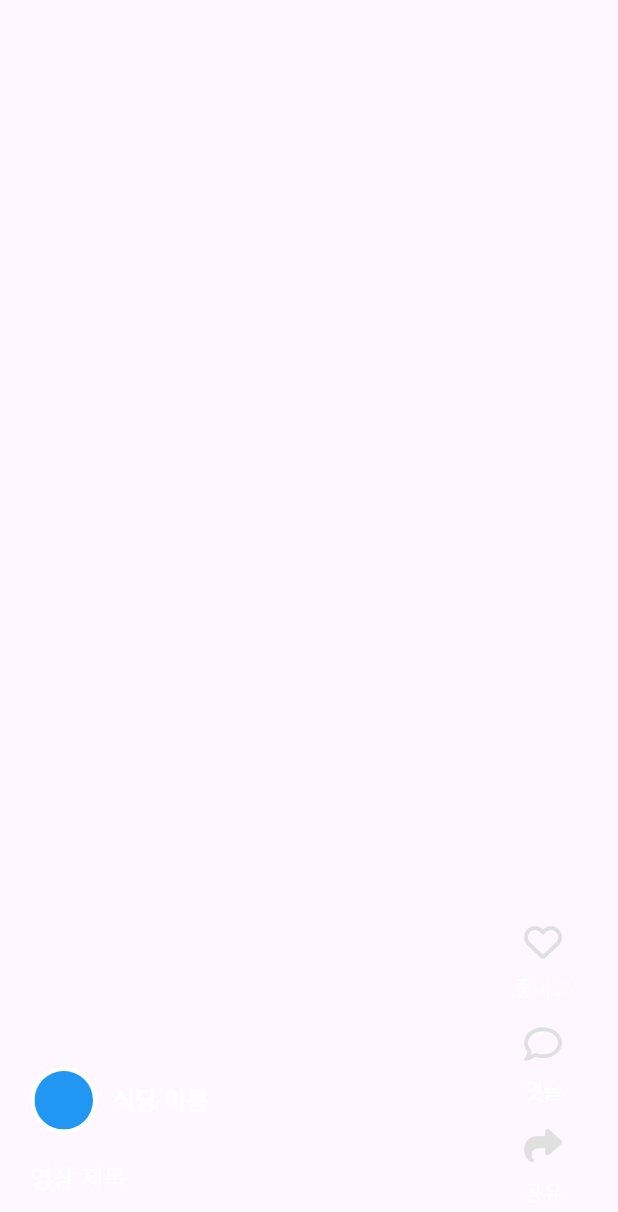
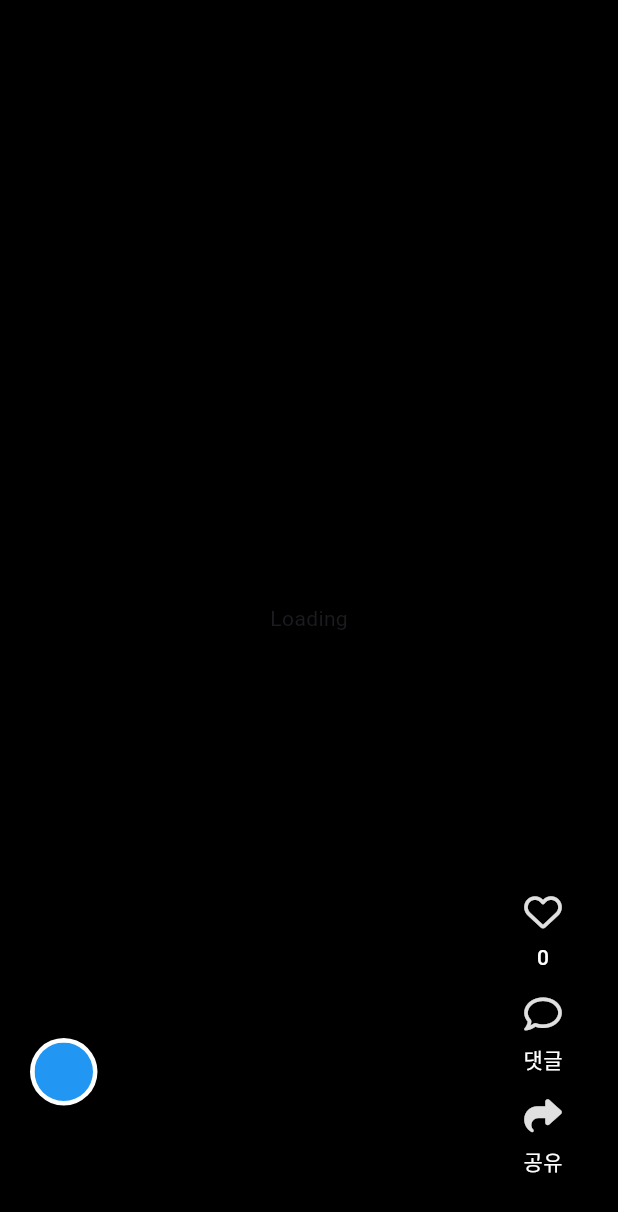
Before and after one commit to snackads/SnackAds, a Flutter app: what videoScreen() shows on an empty page, opened directly, on a phone screen of 412 x 824 dp. Shown: the top 1212 px of the screen. Run offline on Flutter 3.47's test engine with Material 3 defaults, Android fonts, the phone set to English and light mode, and no system bars; our stand-ins replace cloud_firestore, firebase_auth, firebase_core, font_awesome_flutter, go_router, google_sign_in and 1 more; accounts and stored records are empty.

Commit message:
[Feat] Short Video 불러오기 기능 추가

```diff
--- a/lib/main.dart
+++ b/lib/main.dart
@@ -2,6 +2,7 @@ import 'package:flutter/material.dart';
 import 'package:firebase_core/firebase_core.dart';
 import 'package:provider/provider.dart';
 import 'package:snack_ads/app.dart';
+import 'package:snack_ads/controller/feed_controller.dart';
 import 'controller/authentication_controller.dart';
 import 'controller/bottom_navigation_controller.dart';
 import 'firebase_options.dart';
@@ -19,6 +20,7 @@ Future<void> main() async {
         ChangeNotifierProvider(create: (context) => AuthenticationController()),
         ChangeNotifierProvider(
             create: (context) => BottomNavigationController()),
+        ChangeNotifierProvider(create: (context) => FeedController()),
       ],
       builder: ((context, child) => const App()),
     ),
--- a/lib/view/feed/feed_buttons.dart
+++ b/lib/view/feed/feed_buttons.dart
@@ -2,7 +2,8 @@ import 'package:flutter/material.dart';
 import 'package:font_awesome_flutter/font_awesome_flutter.dart';
 
 class FeedButtons extends StatelessWidget {
-  const FeedButtons({super.key});
+  final int likes;
+  const FeedButtons({super.key, required this.likes});
 
   @override
   Widget build(BuildContext context) {
@@ -12,7 +13,7 @@ class FeedButtons extends StatelessWidget {
         mainAxisSize: MainAxisSize.min,
         children: [
           //  like
-          buttonDesign('좋아요', FontAwesomeIcons.heart),
+          buttonDesign(numOfLikes(likes), FontAwesomeIcons.heart),
           //  comments
           buttonDesign('댓글', FontAwesomeIcons.comment),
           //  share
@@ -29,17 +30,32 @@ class FeedButtons extends StatelessWidget {
         children: [
           Icon(icon, size: 25, color: Colors.grey[300]),
           Padding(
-            padding: const EdgeInsets.only(top: 8),
+            padding: const EdgeInsets.only(top: 8, left: 20, right: 20),
             child: Text(
               title,
+              overflow: TextOverflow.ellipsis,
+              maxLines: 1,
               style: const TextStyle(
-                  color: Colors.white,
-                  fontWeight: FontWeight.w500,
-                  fontSize: 14),
+                color: Colors.white,
+                fontWeight: FontWeight.w500,
+                fontSize: 14,
+              ),
             ),
           ),
         ],
       ),
     );
   }
+
+  String numOfLikes(int likes) {
+    if (likes >= 1000000000) {
+      return '${likes ~/ 1000000000}B';
+    } else if (likes >= 1000000) {
+      return '${likes ~/ 1000000}M';
+    } else if (likes >= 1000) {
+      return '${likes ~/ 1000}k';
+    } else {
+      return likes.toString();
+    }
+  }
 }
--- a/lib/view/feed/feed_description.dart
+++ b/lib/view/feed/feed_description.dart
@@ -1,15 +1,18 @@
-import 'package:flutter/cupertino.dart';
 import 'package:flutter/material.dart';
-import 'package:flutter/widgets.dart';
 
 class FeedDescription extends StatelessWidget {
-  const FeedDescription({super.key});
+  final String videoRestaurantName;
+  final String videoDescription;
+  const FeedDescription(
+      {super.key,
+      required this.videoRestaurantName,
+      required this.videoDescription});
 
   @override
   Widget build(BuildContext context) {
     return Expanded(
       child: Container(
-        height: 120.0,
+        height: 150,
         padding: const EdgeInsets.only(left: 20.0),
         child: Column(
           mainAxisSize: MainAxisSize.min,
@@ -17,6 +20,7 @@ class FeedDescription extends StatelessWidget {
           crossAxisAlignment: CrossAxisAlignment.start,
           children: <Widget>[
             Row(
+              mainAxisSize: MainAxisSize.max,
               children: [
                 Container(
                   margin: const EdgeInsets.symmetric(vertical: 10.0),
@@ -39,23 +43,32 @@ class FeedDescription extends StatelessWidget {
                 const SizedBox(
                   width: 10,
                 ),
-                const Text(
-                  '식당 이름',
-                  style: TextStyle(
-                      fontSize: 16,
-                      color: Colors.white,
-                      fontWeight: FontWeight.bold),
+                SizedBox(
+                  width: MediaQuery.of(context).size.width * 0.5,
+                  child: Text(
+                    videoRestaurantName,
+                    overflow: TextOverflow.ellipsis,
+                    maxLines: 1,
+                    style: const TextStyle(
+                        fontSize: 14,
+                        color: Colors.white,
+                        fontWeight: FontWeight.bold),
+                  ),
                 ),
               ],
             ),
             const SizedBox(
               height: 7,
             ),
-            const Text(
-              '영상 제목',
-              style: TextStyle(
-                fontSize: 16,
-                color: Colors.white,
+            SizedBox(
+              child: Text(
+                videoDescription,
+                overflow: TextOverflow.ellipsis,
+                maxLines: 2,
+                style: const TextStyle(
+                  fontSize: 16,
+                  color: Colors.white,
+                ),
               ),
             ),
             const SizedBox(
--- a/lib/view/feed/feed_view.dart
+++ b/lib/view/feed/feed_view.dart
@@ -1,11 +1,13 @@
-import 'dart:math';
-
 import 'package:flutter/material.dart';
+import 'package:snack_ads/controller/feed_controller.dart';
+import 'package:snack_ads/model/shortform.dart';
 import 'package:snack_ads/view/feed/feed_buttons.dart';
 import 'package:snack_ads/view/feed/feed_description.dart';
+import 'package:video_player/video_player.dart';
 
 class FeedView extends StatefulWidget {
-  const FeedView({super.key});
+  final FeedController feedProvider;
+  const FeedView({super.key, required this.feedProvider});
 
   @override
   State<FeedView> createState() => _FeedViewState();
@@ -13,61 +15,104 @@ class FeedView extends StatefulWidget {
 
 class _FeedViewState extends State<FeedView> {
   @override
+  void initState() {
+    widget.feedProvider.loadVideoController(0);
+    widget.feedProvider.loadVideoController(1);
+
+    super.initState();
+  }
+
+  @override
+  void dispose() {
+    widget.feedProvider.controller?.dispose();
+    super.dispose();
+  }
+
+  @override
   Widget build(BuildContext context) {
     return Scaffold(
       backgroundColor: Colors.black,
       body: RefreshIndicator(
         //  TODO: 새로고침시 새로운 영상 불러오기 추가
-        onRefresh: () async {},
+        onRefresh: () async {
+          widget.feedProvider.loadVideos();
+        },
         color: Colors.black,
-        child: feedScreen(),
+        child: feedScreen(widget.feedProvider),
       ),
     );
   }
 }
 
-Widget feedScreen() {
+Widget feedScreen(FeedController feedProvider) {
   return PageView.builder(
     controller: PageController(
       initialPage: 0,
       viewportFraction: 1,
     ),
-    //  TODO: feed Model을 담은 영상 목록의 길이
-    itemCount: 3,
+    itemCount: feedProvider.videoList.length,
     scrollDirection: Axis.vertical,
     onPageChanged: (index) {
-      // TODO: 스크롤시 재생할 영상을 변경
+      index = index % (feedProvider.videoList.length);
+      feedProvider.changeVideo(index);
     },
     itemBuilder: (context, index) {
-      return videoScreen();
+      index = index % (feedProvider.videoList.length);
+      return videoScreen(feedProvider.videoList[index]);
     },
   );
 }
 
-Widget videoScreen() {
-  return Stack(
+Widget videoScreen(ShortForm video) {
+  return SafeArea(
+    child: Stack(
       children: [
-      //  TODO: 화면 터치시 영상 멈춤 및 재생 기능 추가
-      GestureDetector(
-        onTap: () {},
-        child: const SizedBox.expand(),
+        video.controller != null
+            ? GestureDetector(
+                onTap: () {
+                  if (video.controller!.value.isPlaying) {
+                    video.controller?.pause();
+                  } else {
+                    video.controller?.play();
+                  }
+                },
+                child: SizedBox.expand(
+                  child: FittedBox(
+                    fit: BoxFit.cover,
+                    child: SizedBox(
+                      width: video.controller?.value.size.width ?? 0,
+                      height: video.controller?.value.size.height ?? 0,
+                      child: VideoPlayer(video.controller!),
                     ),
-
-      const Column(
+                  ),
+                ),
+              )
+            : Container(
+                color: Colors.black,
+                child: const Center(
+                  child: Text("Loading"),
+                ),
+              ),
+        Column(
           mainAxisAlignment: MainAxisAlignment.end,
           children: [
             Row(
               mainAxisSize: MainAxisSize.max,
               crossAxisAlignment: CrossAxisAlignment.end,
               children: [
-              // TODO: 식당, 영상 설명 텍스트 추가
-              FeedDescription(),
-              FeedButtons(),
+                FeedDescription(
+                  videoRestaurantName: video.name,
+                  videoDescription: video.description,
+                ),
+                FeedButtons(
+                  likes: video.likes,
+                ),
               ],
             ),
-          SizedBox(height: 20)
+            const SizedBox(height: 40)
           ],
         ),
       ],
+    ),
   );
 }
```
Also changed, not shown: lib/controller/feed_controller.dart (+53 -0 lines), lib/model/shortform.dart (+10 -0 lines), lib/view/main_view.dart (+3 -4 lines). Lines whose indentation alone changed are shown as unchanged.
